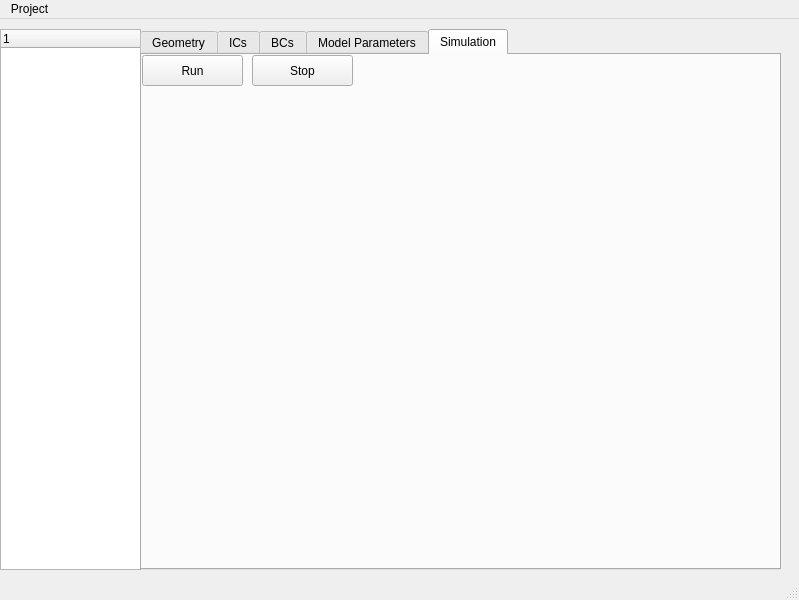
The window that gui/main3.ui (zarch/openriver) describes before a commit, drawn with Qt 5.
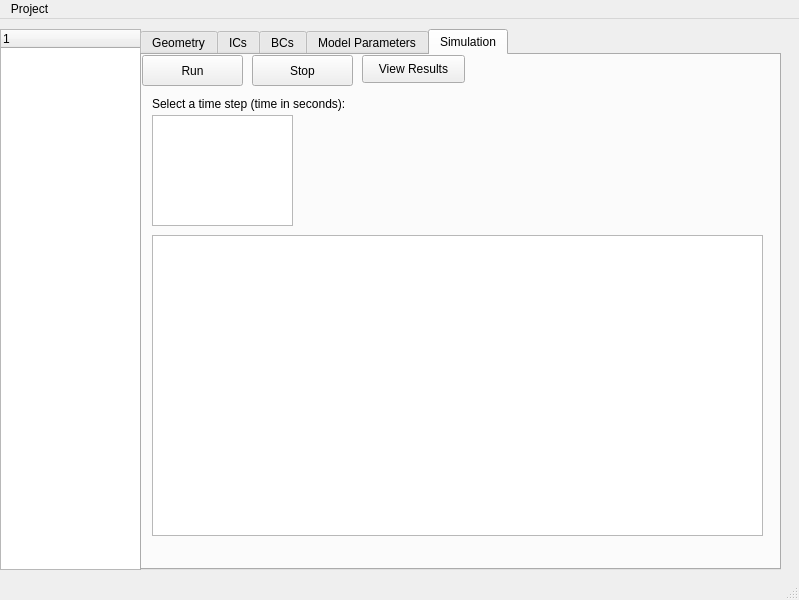
The same window after the commit. The open tabs and pages were chosen to show the change.

Commit message: Geometry tab has full graphical functionality as for main and main2 files (to be integrated with overall project/simulation objetcs), simulation tab currently runs the executable but profile display has to be implemented

The edit to the form file:
```diff
--- a/gui/main3.ui
+++ b/gui/main3.ui
@@ -287,6 +287,61 @@
        <string>Run</string>
       </property>
      </widget>
+     <widget class="QLabel" name="label">
+      <property name="geometry">
+       <rect>
+        <x>10</x>
+        <y>40</y>
+        <width>281</width>
+        <height>18</height>
+       </rect>
+      </property>
+      <property name="text">
+       <string>Select a time step (time in seconds):</string>
+      </property>
+     </widget>
+     <widget class="QListWidget" name="listProfiles">
+      <property name="enabled">
+       <bool>true</bool>
+      </property>
+      <property name="geometry">
+       <rect>
+        <x>10</x>
+        <y>60</y>
+        <width>141</width>
+        <height>111</height>
+       </rect>
+      </property>
+     </widget>
+     <widget class="QGraphicsView" name="GraphicSimulation1D">
+      <property name="geometry">
+       <rect>
+        <x>10</x>
+        <y>180</y>
+        <width>611</width>
+        <height>301</height>
+       </rect>
+      </property>
+      <property name="transformationAnchor">
+       <enum>QGraphicsView::NoAnchor</enum>
+      </property>
+      <property name="rubberBandSelectionMode">
+       <enum>Qt::IntersectsItemBoundingRect</enum>
+      </property>
+     </widget>
+     <widget class="QPushButton" name="viewRes">
+      <property name="geometry">
+       <rect>
+        <x>220</x>
+        <y>0</y>
+        <width>103</width>
+        <height>28</height>
+       </rect>
+      </property>
+      <property name="text">
+       <string>View Results</string>
+      </property>
+     </widget>
     </widget>
    </widget>
   </widget>
```
Left out of the diff: 111 changed lines with no effect on the pictures. The commit also changes 2 other files.
